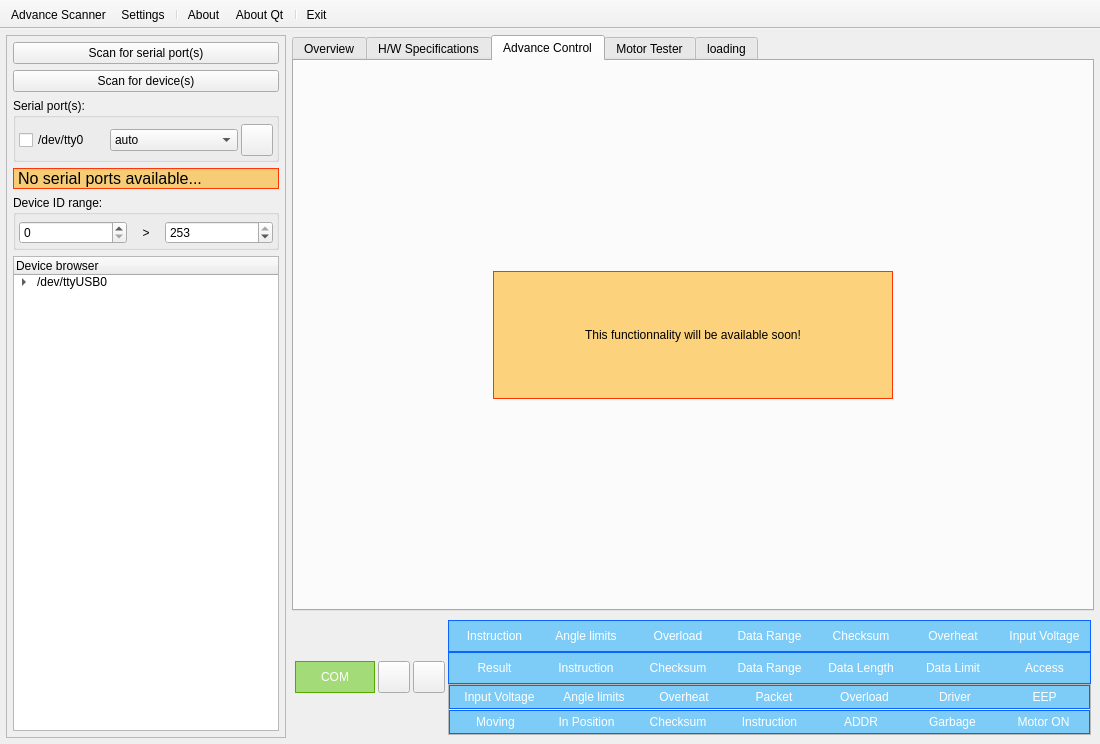
Qt form gui/ui/mainwindow.ui (emericg/SmartServoFramework) before a commit.
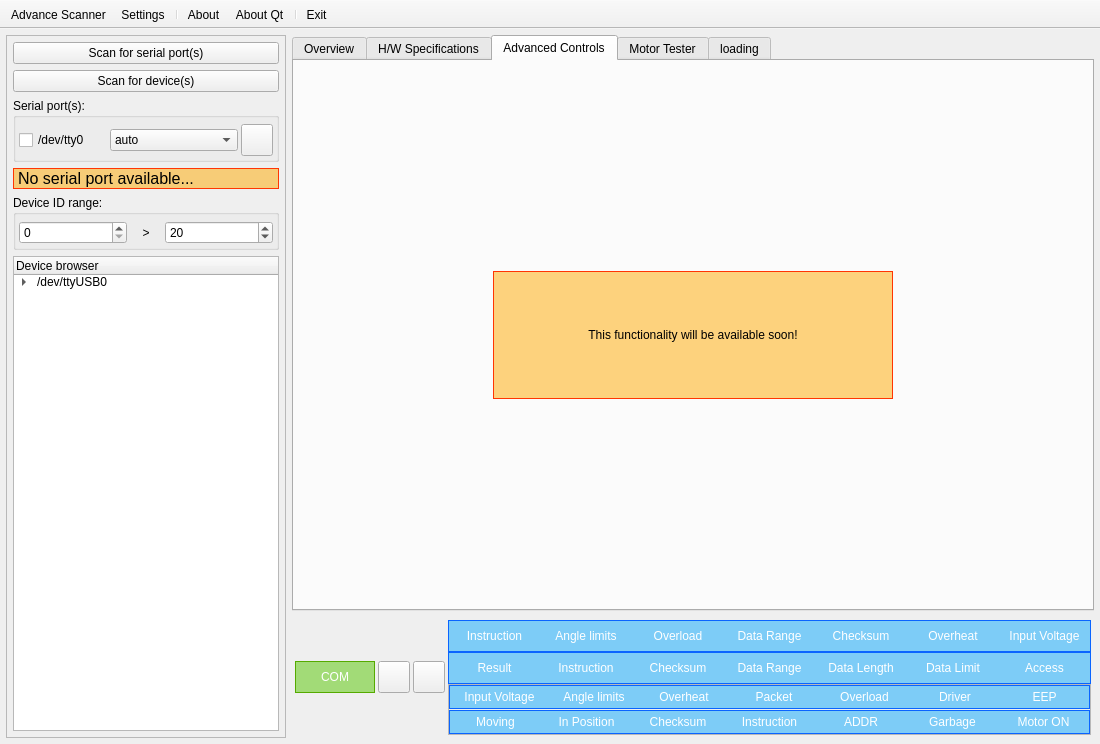
The same form after that commit. The open tabs and pages were chosen to show the change. Icons and pictures are not drawn.

Diff of the .ui file:
```diff
--- a/gui/ui/mainwindow.ui
+++ b/gui/ui/mainwindow.ui
@@ -207,7 +207,7 @@
 background: rgba(255, 170, 0, 128);</string>
          </property>
          <property name="text">
-          <string>No serial ports available...</string>
+          <string>No serial port available...</string>
          </property>
         </widget>
        </item>
@@ -264,7 +264,7 @@
              <number>253</number>
             </property>
             <property name="value">
-             <number>253</number>
+             <number>20</number>
             </property>
            </widget>
           </item>
@@ -1900,7 +1900,7 @@
          <normaloff>:/icons/icons/controls.svg</normaloff>:/icons/icons/controls.svg</iconset>
        </attribute>
        <attribute name="title">
-        <string>Advance Control</string>
+        <string>Advanced Controls</string>
        </attribute>
        <layout class="QGridLayout" name="gridLayout_3">
         <item row="0" column="0">
@@ -1916,7 +1916,7 @@
 background: rgba(255, 170, 0, 128);</string>
           </property>
           <property name="text">
-           <string>This functionnality will be available soon!</string>
+           <string>This functionality will be available soon!</string>
           </property>
           <property name="alignment">
            <set>Qt::AlignCenter</set>
```
Left out of the diff: 76 changed lines with no effect on the pictures.
